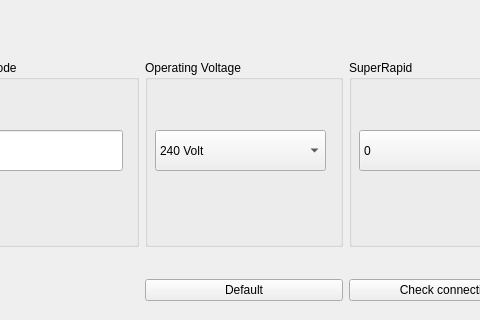
Before: the Qt Designer form applications/mne_scan/plugins/tmsneurofeedback/FormFiles/tmsgui.ui in MagCPP/mne-cpp, drawn with Qt 5; both pictures show x 485 to 965 and y 0 to 320 of the 1096 by 905 pixel window.
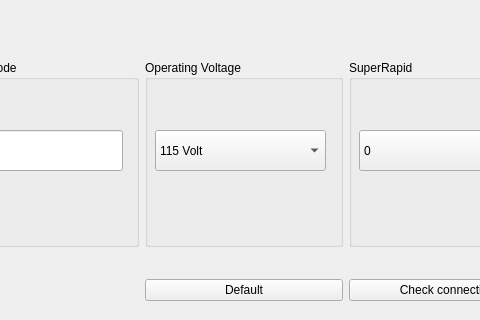
After: the same form once the commit is applied.

Commit message: parameter settings and default values

```diff
--- a/applications/mne_scan/plugins/tmsneurofeedback/FormFiles/tmsgui.ui
+++ b/applications/mne_scan/plugins/tmsneurofeedback/FormFiles/tmsgui.ui
@@ -753,11 +753,6 @@
          <height>41</height>
         </rect>
        </property>
-       <item>
-        <property name="text">
-         <string>240 Volt</string>
-        </property>
-       </item>
        <item>
         <property name="text">
          <string>115 Volt</string>
```
Left out of the diff: 12 changed lines with no effect on the pictures.
